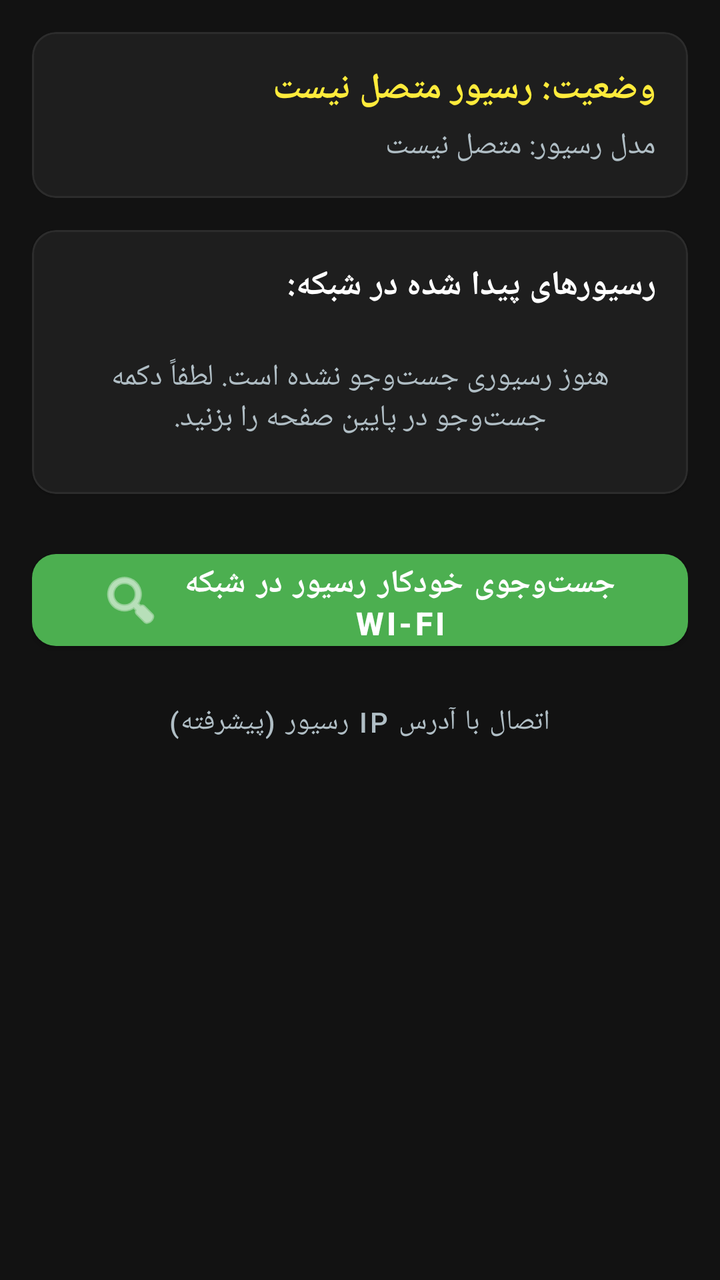
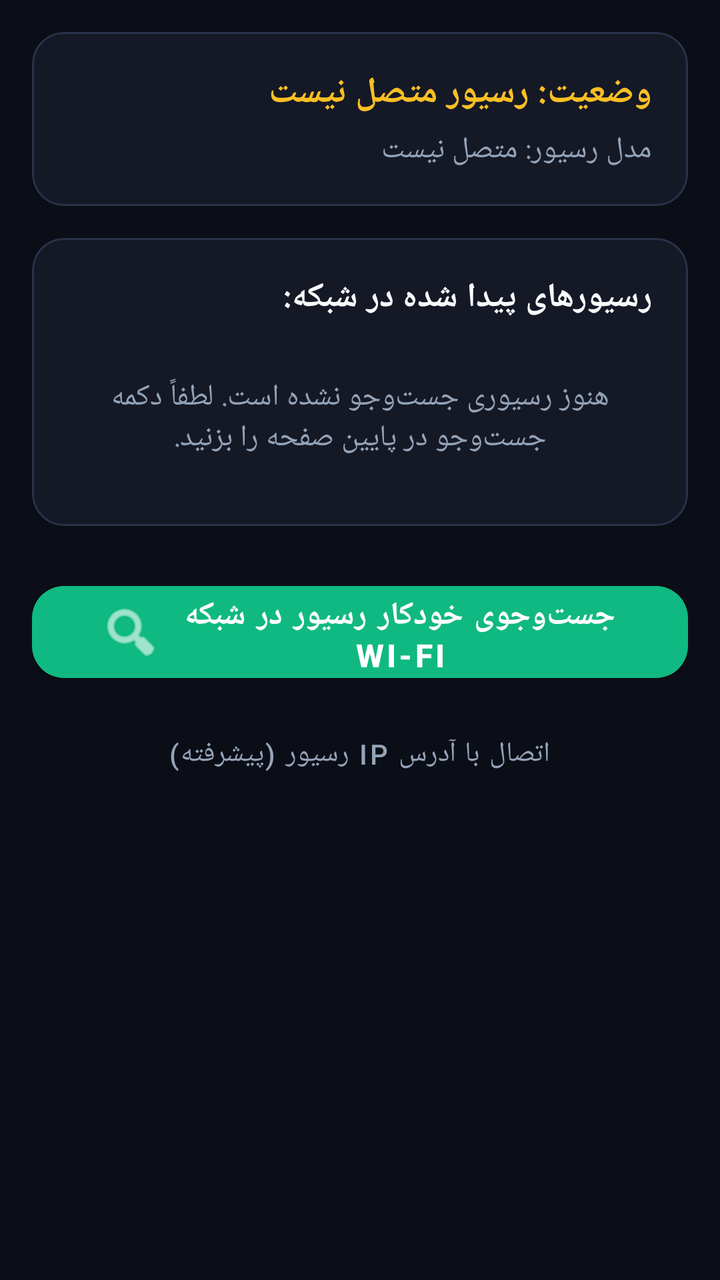

Before-and-after screenshots of an Android layout around one commit, followed by the original layout XML and the change that was made.
<!-- AndroidManifest.xml: application theme Theme.GMScreenAccessible -->
<!-- res/layout/fragment_connection.xml -->
<?xml version="1.0" encoding="utf-8"?>
<ScrollView xmlns:android="http://schemas.android.com/apk/res/android"
    xmlns:app="http://schemas.android.com/apk/res-auto"
    android:layout_width="match_parent"
    android:layout_height="match_parent"
    android:background="@color/dark_bg"
    android:fillViewport="true">

    <LinearLayout
        android:layout_width="match_parent"
        android:layout_height="wrap_content"
        android:orientation="vertical"
        android:padding="16dp">

        
        <com.google.android.material.card.MaterialCardView
            android:layout_width="match_parent"
            android:layout_height="wrap_content"
            android:layout_marginBottom="16dp"
            app:cardBackgroundColor="@color/card_bg"
            app:cardCornerRadius="12dp"
            app:strokeColor="@color/divider"
            app:strokeWidth="1dp">

            <LinearLayout
                android:layout_width="match_parent"
                android:layout_height="wrap_content"
                android:orientation="vertical"
                android:padding="16dp">

                <TextView
                    android:id="@+id/txtStatus"
                    android:layout_width="match_parent"
                    android:layout_height="wrap_content"
                    android:text="@string/stb_status_disconnected"
                    android:textColor="@color/accent_yellow"
                    android:textSize="18sp"
                    android:textStyle="bold"
                    android:focusable="true" />

                <TextView
                    android:id="@+id/txtStbModel"
                    android:layout_width="match_parent"
                    android:layout_height="wrap_content"
                    android:layout_marginTop="6dp"
                    android:text="مدل رسیور: متصل نیست"
                    android:textColor="@color/text_secondary"
                    android:textSize="15sp"
                    android:focusable="true" />

                <com.google.android.material.button.MaterialButton
                    android:id="@+id/btnDisconnect"
                    android:layout_width="wrap_content"
                    android:layout_height="48dp"
                    android:layout_marginTop="12dp"
                    android:text="@string/btn_disconnect"
                    android:textColor="@color/white"
                    android:visibility="gone"
                    app:backgroundTint="@color/accent_red"
                    app:cornerRadius="8dp" />
            </LinearLayout>
        </com.google.android.material.card.MaterialCardView>

        
        <com.google.android.material.card.MaterialCardView
            android:layout_width="match_parent"
            android:layout_height="wrap_content"
            android:layout_marginBottom="16dp"
            app:cardBackgroundColor="@color/card_bg"
            app:cardCornerRadius="12dp"
            app:strokeColor="@color/divider"
            app:strokeWidth="1dp">

            <LinearLayout
                android:layout_width="match_parent"
                android:layout_height="wrap_content"
                android:orientation="vertical"
                android:padding="16dp">

                <TextView
                    android:id="@+id/lblDiscovered"
                    android:layout_width="match_parent"
                    android:layout_height="wrap_content"
                    android:text="@string/discovered_devices_title"
                    android:textColor="@color/text_primary"
                    android:textSize="17sp"
                    android:textStyle="bold"
                    android:layout_marginBottom="12dp" />

                <LinearLayout
                    android:id="@+id/containerDiscovered"
                    android:layout_width="match_parent"
                    android:layout_height="wrap_content"
                    android:orientation="vertical">

                    <TextView
                        android:id="@+id/txtNoDevices"
                        android:layout_width="match_parent"
                        android:layout_height="wrap_content"
                        android:text="هنوز رسیوری جست‌وجو نشده است. لطفاً دکمه جست‌وجو در پایین صفحه را بزنید."
                        android:textColor="@color/text_secondary"
                        android:textSize="15sp"
                        android:gravity="center"
                        android:padding="12dp" />
                </LinearLayout>
            </LinearLayout>
        </com.google.android.material.card.MaterialCardView>

        
        <com.google.android.material.card.MaterialCardView
            android:id="@+id/cardManualIp"
            android:layout_width="match_parent"
            android:layout_height="wrap_content"
            android:layout_marginBottom="16dp"
            android:visibility="gone"
            app:cardBackgroundColor="@color/card_bg"
            app:cardCornerRadius="12dp"
            app:strokeColor="@color/primary"
            app:strokeWidth="1dp">

            <LinearLayout
                android:layout_width="match_parent"
                android:layout_height="wrap_content"
                android:orientation="vertical"
                android:padding="16dp">

                <TextView
                    android:layout_width="match_parent"
                    android:layout_height="wrap_content"
                    android:text="ورود دستی آدرس IP رسیور"
                    android:textColor="@color/text_primary"
                    android:textSize="16sp"
                    android:textStyle="bold"
                    android:layout_marginBottom="8dp" />

                <com.google.android.material.textfield.TextInputLayout
                    android:layout_width="match_parent"
                    android:layout_height="wrap_content"
                    android:textColorHint="@color/text_secondary"
                    app:boxStrokeColor="@color/primary"
                    app:hintTextColor="@color/primary">

                    <com.google.android.material.textfield.TextInputEditText
                        android:id="@+id/edtIpAddress"
                        android:layout_width="match_parent"
                        android:layout_height="wrap_content"
                        android:hint="@string/hint_ip_address"
                        android:inputType="textUri"
                        android:textColor="@color/text_primary"
                        android:textSize="16sp" />
                </com.google.android.material.textfield.TextInputLayout>

                <com.google.android.material.button.MaterialButton
                    android:id="@+id/btnConnectManual"
                    android:layout_width="match_parent"
                    android:layout_height="52dp"
                    android:layout_marginTop="10dp"
                    android:text="@string/btn_connect_manual"
                    android:textColor="@color/white"
                    android:textSize="16sp"
                    app:backgroundTint="@color/primary"
                    app:cornerRadius="8dp" />
            </LinearLayout>
        </com.google.android.material.card.MaterialCardView>

        
        <LinearLayout
            android:layout_width="match_parent"
            android:layout_height="wrap_content"
            android:orientation="vertical"
            android:gravity="center"
            android:layout_marginTop="8dp">

            
            <com.google.android.material.button.MaterialButton
                android:id="@+id/btnAutoDiscover"
                android:layout_width="match_parent"
                android:layout_height="58dp"
                android:text="@string/btn_auto_discover"
                android:contentDescription="دکمه جست‌وجوی خودکار رسیور در شبکه وای‌فای"
                android:textColor="@color/white"
                android:textSize="16sp"
                android:textStyle="bold"
                app:icon="@android:drawable/ic_menu_search"
                app:iconGravity="textStart"
                app:backgroundTint="@color/accent_green"
                app:cornerRadius="12dp" />

            
            <com.google.android.material.button.MaterialButton
                android:id="@+id/btnToggleManualIp"
                style="@style/Widget.MaterialComponents.Button.TextButton"
                android:layout_width="wrap_content"
                android:layout_height="48dp"
                android:layout_marginTop="8dp"
                android:text="اتصال با آدرس IP رسیور (پیشرفته)"
                android:textColor="@color/text_secondary"
                android:textSize="14sp" />
        </LinearLayout>

    </LinearLayout>
</ScrollView>
<!-- resources referenced by this layout -->
<resources>
  <color name="accent_green">#FF4CAF50</color>
  <color name="accent_red">#FFF44336</color>
  <color name="accent_yellow">#FFFFEB3B</color>
  <color name="card_bg">#FF1E1E1E</color>
  <color name="dark_bg">#FF121212</color>
  <color name="divider">#FF2C2C2C</color>
  <color name="primary">#FF2196F3</color>
  <color name="text_primary">#FFFFFFFF</color>
  <color name="text_secondary">#FFB0BEC5</color>
  <color name="white">#FFFFFFFF</color>
  <string name="btn_auto_discover">جست‌وجوی خودکار رسیور در شبکه Wi-Fi</string>
  <string name="btn_connect_manual">اتصال به IP</string>
  <string name="btn_disconnect">قطع اتصال از رسیور</string>
  <string name="discovered_devices_title">رسیورهای پیدا شده در شبکه:</string>
  <string name="hint_ip_address">آدرس IP رسیور (مثال: 192.168.1.6)</string>
  <string name="stb_status_disconnected">وضعیت: رسیور متصل نیست</string>
  <style name="Theme.GMScreenAccessible" parent="Theme.MaterialComponents.DayNight.NoActionBar">
          <item name="colorPrimary">@color/primary</item>
          <item name="colorPrimaryVariant">@color/primary_variant</item>
          <item name="colorOnPrimary">@color/white</item>
          <item name="colorSecondary">@color/secondary</item>
          <item name="android:statusBarColor">@color/dark_bg</item>
          <item name="android:windowBackground">@color/dark_bg</item>
      </style>
  <color name="primary_variant">#FF1976D2</color>
  <color name="secondary">#FFFF9800</color>
</resources>

<!-- the commit's change to res/layout/fragment_connection.xml (unified diff, before → after) -->
@@ -18,15 +18,15 @@
             android:layout_height="wrap_content"
             android:layout_marginBottom="16dp"
             app:cardBackgroundColor="@color/card_bg"
-            app:cardCornerRadius="12dp"
-            app:strokeColor="@color/divider"
+            app:cardCornerRadius="16dp"
+            app:strokeColor="@color/card_border"
             app:strokeWidth="1dp">
 
             <LinearLayout
                 android:layout_width="match_parent"
                 android:layout_height="wrap_content"
                 android:orientation="vertical"
-                android:padding="16dp">
+                android:padding="18dp">
 
                 <TextView
                     android:id="@+id/txtStatus"
@@ -52,12 +52,13 @@
                     android:id="@+id/btnDisconnect"
                     android:layout_width="wrap_content"
                     android:layout_height="48dp"
-                    android:layout_marginTop="12dp"
+                    android:layout_marginTop="14dp"
                     android:text="@string/btn_disconnect"
                     android:textColor="@color/white"
+                    android:textStyle="bold"
                     android:visibility="gone"
                     app:backgroundTint="@color/accent_red"
-                    app:cornerRadius="8dp" />
+                    app:cornerRadius="12dp" />
             </LinearLayout>
         </com.google.android.material.card.MaterialCardView>
 
@@ -67,15 +68,15 @@
             android:layout_height="wrap_content"
             android:layout_marginBottom="16dp"
             app:cardBackgroundColor="@color/card_bg"
-            app:cardCornerRadius="12dp"
-            app:strokeColor="@color/divider"
+            app:cardCornerRadius="16dp"
+            app:strokeColor="@color/card_border"
             app:strokeWidth="1dp">
 
             <LinearLayout
                 android:layout_width="match_parent"
                 android:layout_height="wrap_content"
                 android:orientation="vertical"
-                android:padding="16dp">
+                android:padding="18dp">
 
                 <TextView
                     android:id="@+id/lblDiscovered"
@@ -101,7 +102,7 @@
                         android:textColor="@color/text_secondary"
                         android:textSize="15sp"
                         android:gravity="center"
-                        android:padding="12dp" />
+                        android:padding="16dp" />
                 </LinearLayout>
             </LinearLayout>
         </com.google.android.material.card.MaterialCardView>
@@ -114,7 +115,7 @@
             android:layout_marginBottom="16dp"
             android:visibility="gone"
             app:cardBackgroundColor="@color/card_bg"
-            app:cardCornerRadius="12dp"
+            app:cardCornerRadius="16dp"
             app:strokeColor="@color/primary"
             app:strokeWidth="1dp">
 
@@ -122,7 +123,7 @@
                 android:layout_width="match_parent"
                 android:layout_height="wrap_content"
                 android:orientation="vertical"
-                android:padding="16dp">
+                android:padding="18dp">
 
                 <TextView
                     android:layout_width="match_parent"
@@ -154,12 +155,13 @@
                     android:id="@+id/btnConnectManual"
                     android:layout_width="match_parent"
                     android:layout_height="52dp"
-                    android:layout_marginTop="10dp"
+                    android:layout_marginTop="12dp"
                     android:text="@string/btn_connect_manual"
                     android:textColor="@color/white"
                     android:textSize="16sp"
+                    android:textStyle="bold"
                     app:backgroundTint="@color/primary"
-                    app:cornerRadius="8dp" />
+                    app:cornerRadius="12dp" />
             </LinearLayout>
         </com.google.android.material.card.MaterialCardView>
 
@@ -184,7 +186,7 @@
                 app:icon="@android:drawable/ic_menu_search"
                 app:iconGravity="textStart"
                 app:backgroundTint="@color/accent_green"
-                app:cornerRadius="12dp" />
+                app:cornerRadius="16dp" />
 
             
             <com.google.android.material.button.MaterialButton
<!-- resource entries referenced after the edit -->
@@ -1,14 +1,14 @@
 <!-- resources referenced by this layout -->
 <resources>
-  <color name="accent_green">#FF4CAF50</color>
-  <color name="accent_red">#FFF44336</color>
-  <color name="accent_yellow">#FFFFEB3B</color>
-  <color name="card_bg">#FF1E1E1E</color>
-  <color name="dark_bg">#FF121212</color>
-  <color name="divider">#FF2C2C2C</color>
-  <color name="primary">#FF2196F3</color>
-  <color name="text_primary">#FFFFFFFF</color>
-  <color name="text_secondary">#FFB0BEC5</color>
+  <color name="accent_green">#FF10B981</color>
+  <color name="accent_red">#FFEF4444</color>
+  <color name="accent_yellow">#FFFBBF24</color>
+  <color name="card_bg">#FF151926</color>
+  <color name="card_border">#FF2A324B</color>
+  <color name="dark_bg">#FF0B0E17</color>
+  <color name="primary">#FF2563EB</color>
+  <color name="text_primary">#FFF8FAFC</color>
+  <color name="text_secondary">#FF94A3B8</color>
   <color name="white">#FFFFFFFF</color>
   <string name="btn_auto_discover">جست‌وجوی خودکار رسیور در شبکه Wi-Fi</string>
   <string name="btn_connect_manual">اتصال به IP</string>
@@ -21,10 +21,25 @@
           <item name="colorPrimaryVariant">@color/primary_variant</item>
           <item name="colorOnPrimary">@color/white</item>
           <item name="colorSecondary">@color/secondary</item>
+          <item name="colorSurface">@color/card_bg</item>
+          <item name="colorOnSurface">@color/text_primary</item>
           <item name="android:statusBarColor">@color/dark_bg</item>
+          <item name="android:navigationBarColor">@color/dark_bg</item>
           <item name="android:windowBackground">@color/dark_bg</item>
+          <item name="materialAlertDialogTheme">@style/CustomMaterialAlertDialogTheme</item>
       </style>
-  <color name="primary_variant">#FF1976D2</color>
-  <color name="secondary">#FFFF9800</color>
+  <color name="primary_variant">#FF1D4ED8</color>
+  <color name="secondary">#FFF59E0B</color>
+  <style name="CustomMaterialAlertDialogTheme" parent="ThemeOverlay.MaterialComponents.MaterialAlertDialog">
+          <item name="colorSurface">@color/card_bg_elevated</item>
+          <item name="colorOnSurface">@color/text_primary</item>
+          <item name="colorPrimary">@color/primary_light</item>
+          <item name="shapeAppearanceOverlay">@style/DialogShapeAppearance</item>
+      </style>
+  <color name="card_bg_elevated">#FF1E2436</color>
+  <color name="primary_light">#FF3B82F6</color>
+  <style name="DialogShapeAppearance" parent="">
+          <item name="cornerSize">16dp</item>
+      </style>
 </resources>
 
